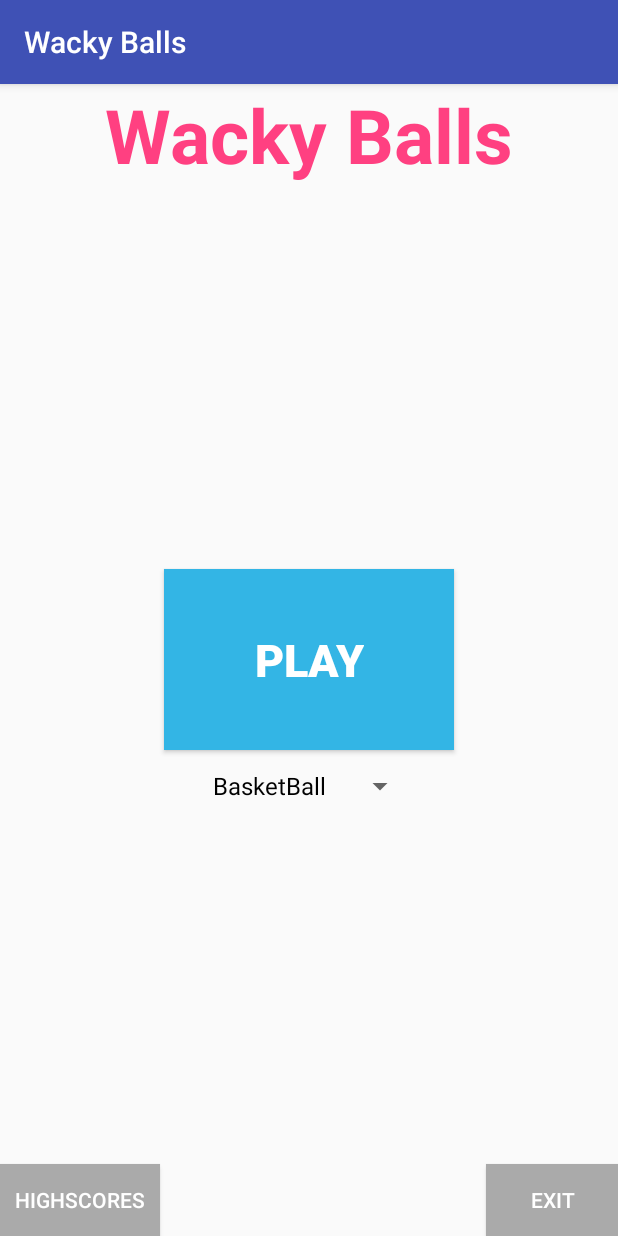
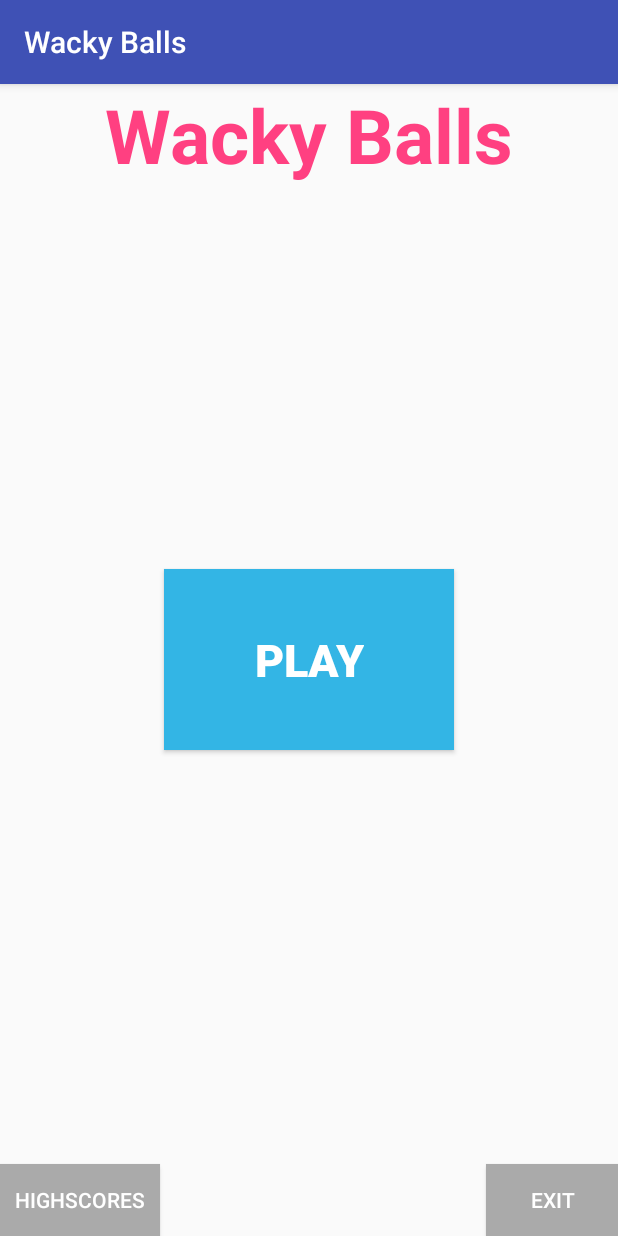
Before and after one commit to Daria2002/android_game_java, an Android app: the screen it shows after launch (MainActivity), on a phone screen of 412 x 824 dp. Run offline under Robolectric (Android 15) with nearby library versions, the phone set to English and light mode, and no system bars; our stand-ins replace ButterKnife.

Commit message:
Remove combo box for choosing game. Always run the original game.

```diff
--- a/app/src/main/java/suza/project/wackyballs/MainActivity.java
+++ b/app/src/main/java/suza/project/wackyballs/MainActivity.java
@@ -27,9 +27,6 @@ public class MainActivity extends AppCompatActivity {
     @BindView(R.id.btnExit)
     Button btnExit;
 
-    @BindView(R.id.state_spinner)
-    Spinner stateSpinner;
-
     @BindView(R.id.btnHighscore)
     Button btnHighscore;
 
@@ -42,18 +39,8 @@ public class MainActivity extends AppCompatActivity {
         this.getWindow().setFlags(WindowManager.LayoutParams.FLAG_FULLSCREEN,
                 WindowManager.LayoutParams.FLAG_FULLSCREEN);
 
-        // Configure spinner options
-
-        String[] stateString = new String[] {
-                "BasketBall", "BouncyBall", "GravityBall"
-        };
-
-        ArrayAdapter<String> adapter = new ArrayAdapter<>(this,
-                R.layout.support_simple_spinner_dropdown_item, stateString);
-
         setContentView(R.layout.activity_main);
         ButterKnife.bind(this);
-        stateSpinner.setAdapter(adapter);
     }
 
     @Override
@@ -71,7 +58,7 @@ public class MainActivity extends AppCompatActivity {
     @OnClick(R.id.btnPlay)
     public void playButtonAction(View view) {
         Intent intent = new Intent(MainActivity.this, GameActivity.class);
-        intent.putExtra("state", (String)stateSpinner.getSelectedItem());
+        intent.putExtra("state", "BasketBall");
         startActivityForResult(intent, MainActivity.REQUST_GET_SCORE);
     }
 
--- a/app/src/main/res/layout/activity_main.xml
+++ b/app/src/main/res/layout/activity_main.xml
@@ -35,14 +35,6 @@
         android:paddingLeft="60dp"
         />
 
-    <Spinner
-        android:id="@+id/state_spinner"
-        android:layout_width="wrap_content"
-        android:layout_height="wrap_content"
-        android:layout_below="@+id/btnPlay"
-        android:layout_centerInParent="true">
-    </Spinner>
-
     <Button
         android:id="@+id/btnExit"
         android:text="EXIT"
```
